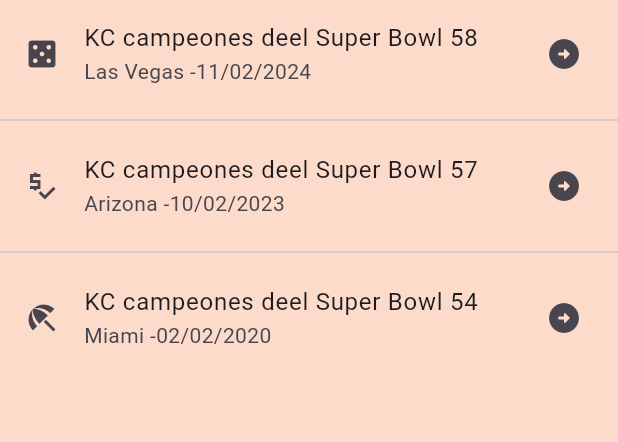
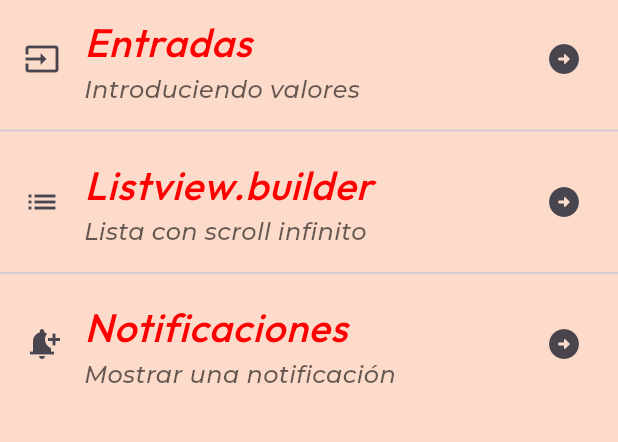
Before and after one commit to JesherI/componentes_flutter, a Flutter app: the screen it shows after launch, on a phone screen of 412 x 824 dp, the part 84-526 px from its top. Run offline on Flutter 3.47's test engine with Material 3 defaults, Android fonts, the phone set to English and light mode, and no system bars; our stand-ins replace google_fonts.

Commit message:
Add GoogleFonts and ThextTheme

```diff
--- a/lib/screens/home_screen.dart
+++ b/lib/screens/home_screen.dart
@@ -1,4 +1,5 @@
 import 'package:flutter/material.dart';
+import 'package:practica3/theme/app_theme.dart';
 
 class HomeScreen extends StatelessWidget {
   const HomeScreen({super.key});
@@ -10,26 +11,38 @@ class HomeScreen extends StatelessWidget {
         title: const Text('Componentes de flutter'),
       ),
       body: ListView(
-        children: const <Widget>[
+        children: <Widget>[
           ListTile(
-            title: Text('KC campeones deel Super Bowl 58'),
-            subtitle: Text('Las Vegas -11/02/2024'),
-            leading: Icon(Icons.casino),
-            trailing: Icon(Icons.arrow_circle_right_rounded),
+            title: Text(
+              'Entradas',
+              style: AppTheme.lightTheme.textTheme.headlineLarge,
+            ),
+            subtitle: Text('Introduciendo valores',
+                style: AppTheme.lightTheme.textTheme.bodySmall),
+            leading: const Icon(Icons.input),
+            trailing: const Icon(Icons.arrow_circle_right_rounded),
           ),
-          Divider(),
+          const Divider(),
           ListTile(
-            title: Text('KC campeones deel Super Bowl 57'),
-            subtitle: Text('Arizona -10/02/2023'),
-            leading: Icon(Icons.price_check_sharp),
-            trailing: Icon(Icons.arrow_circle_right_rounded),
+            title: Text(
+              'Listview.builder',
+              style: AppTheme.lightTheme.textTheme.headlineLarge,
+            ),
+            subtitle: Text('Lista con scroll infinito',
+                style: AppTheme.lightTheme.textTheme.bodySmall),
+            leading: const Icon(Icons.list),
+            trailing: const Icon(Icons.arrow_circle_right_rounded),
           ),
-          Divider(),
+          const Divider(),
           ListTile(
-            title: Text('KC campeones deel Super Bowl 54'),
-            subtitle: Text('Miami -02/02/2020'),
-            leading: Icon(Icons.beach_access),
-            trailing: Icon(Icons.arrow_circle_right_rounded),
+            title: Text(
+              'Notificaciones',
+              style: AppTheme.lightTheme.textTheme.headlineLarge,
+            ),
+            subtitle: Text('Mostrar una notificación',
+                style: AppTheme.lightTheme.textTheme.bodySmall),
+            leading: const Icon(Icons.notification_add),
+            trailing: const Icon(Icons.arrow_circle_right_rounded),
           ),
         ],
       ),
--- a/lib/theme/app_theme.dart
+++ b/lib/theme/app_theme.dart
@@ -1,9 +1,12 @@
 // Definición de los temas de estilo de la app
 import 'package:flutter/material.dart';
+import 'package:google_fonts/google_fonts.dart';
 
 class AppTheme {
   //Constante de color primario
   static const primaryColor = Color.fromARGB(255, 255, 0, 0);
+  //Cosnatnate de color secundario
+  static const secondaryColor = Color.fromARGB(155, 0, 0, 0);
   //constante de color de fondo
   static const backColor = Color.fromARGB(218, 253, 213, 193);
   //Constante de tema
@@ -12,5 +15,29 @@ class AppTheme {
     appBarTheme: const AppBarTheme(
       color: primaryColor,
     ),
+    textTheme: TextTheme(
+      //Titulos muy grandes
+      headlineLarge: GoogleFonts.outfit(
+        color: primaryColor,
+        fontSize: 26.5,
+        fontWeight: FontWeight.w500,
+        fontStyle: FontStyle.italic,
+        // decoration: TextDecoration.underline,
+        // decorationColor: primaryColor,
+        // decorationStyle: TextDecorationStyle.wavy,
+        // decorationThickness: 3.0,
+      ),
+      //estilo para text muy pequeño
+      bodySmall: GoogleFonts.montserrat(
+        color: secondaryColor,
+        fontSize: 16.0,
+        fontWeight: FontWeight.w500,
+        fontStyle: FontStyle.italic,
+        // decoration: TextDecoration.underline,
+        // decorationColor: primaryColor,
+        // decorationStyle: TextDecorationStyle.wavy,
+        // decorationThickness: 3.0,
+      ),
+    ),
   );
 }
--- a/pubspec.yaml
+++ b/pubspec.yaml
@@ -9,11 +9,12 @@ environment:
 dependencies:
   flutter:
     sdk: flutter
+  google_fonts: ^6.1.0
 
 dev_dependencies:
   flutter_test:
     sdk: flutter
-  flutter_lints: ^2.0.0
+  flutter_lints: ^3.0.1
 
 flutter:
   uses-material-design: true
```
Also changed, not shown: pubspec.lock.
